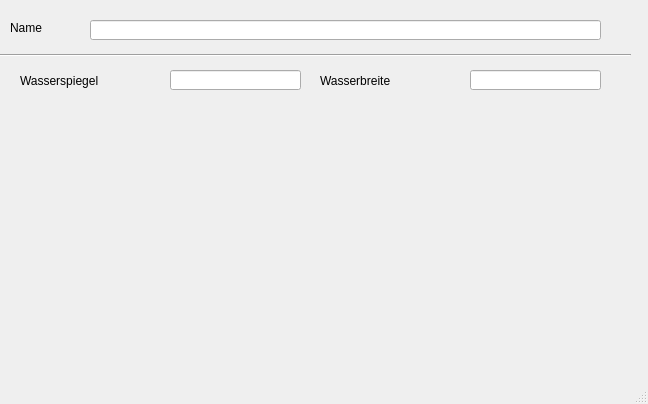
Old version of the form templates/profildaten.ui in the repository hoettges/QKan.
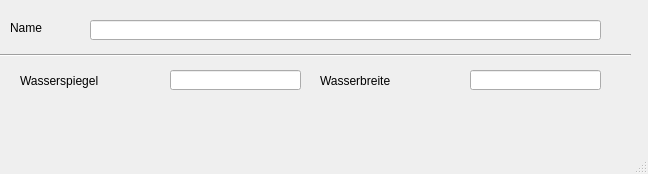
New version of the form.

```diff
--- a/templates/profildaten.ui
+++ b/templates/profildaten.ui
@@ -7,7 +7,7 @@
     <x>0</x>
     <y>0</y>
     <width>648</width>
-    <height>404</height>
+    <height>174</height>
    </rect>
   </property>
   <property name="windowTitle">
```
